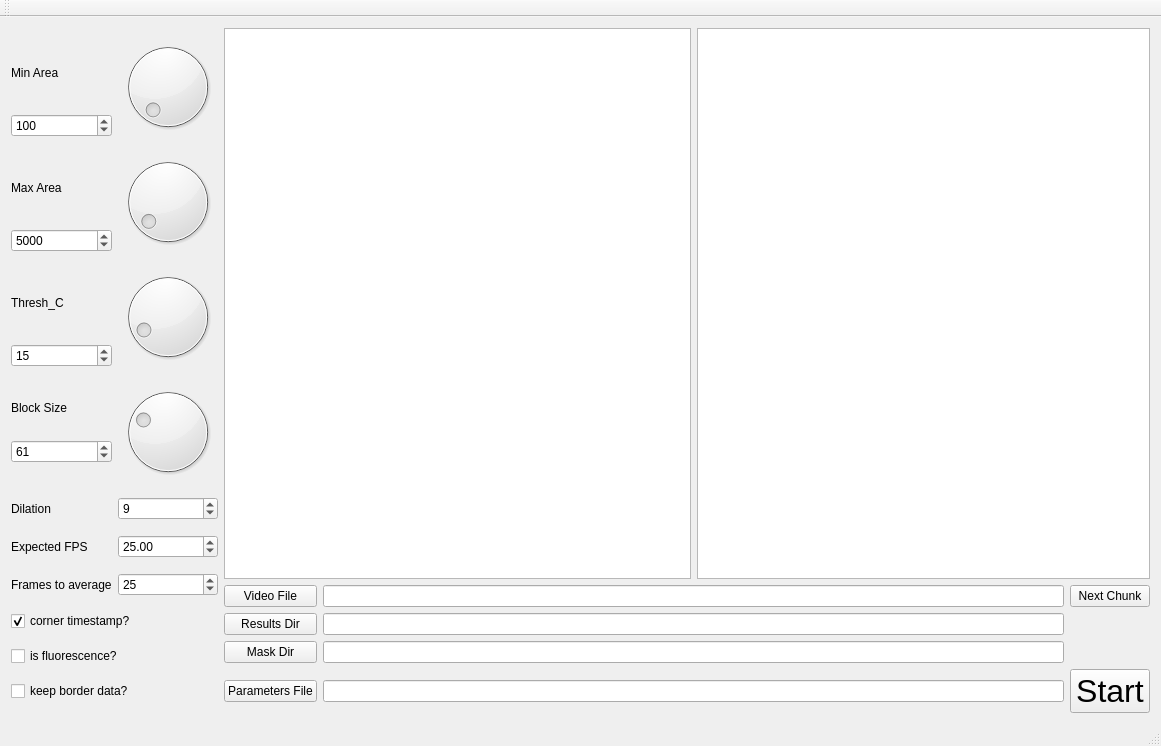
The window that MWTracker/GUI_Qt5/QtDesignerFiles/GetMaskParams.ui (ver228/tierpsy-tracker) describes before a commit, drawn with Qt 5.
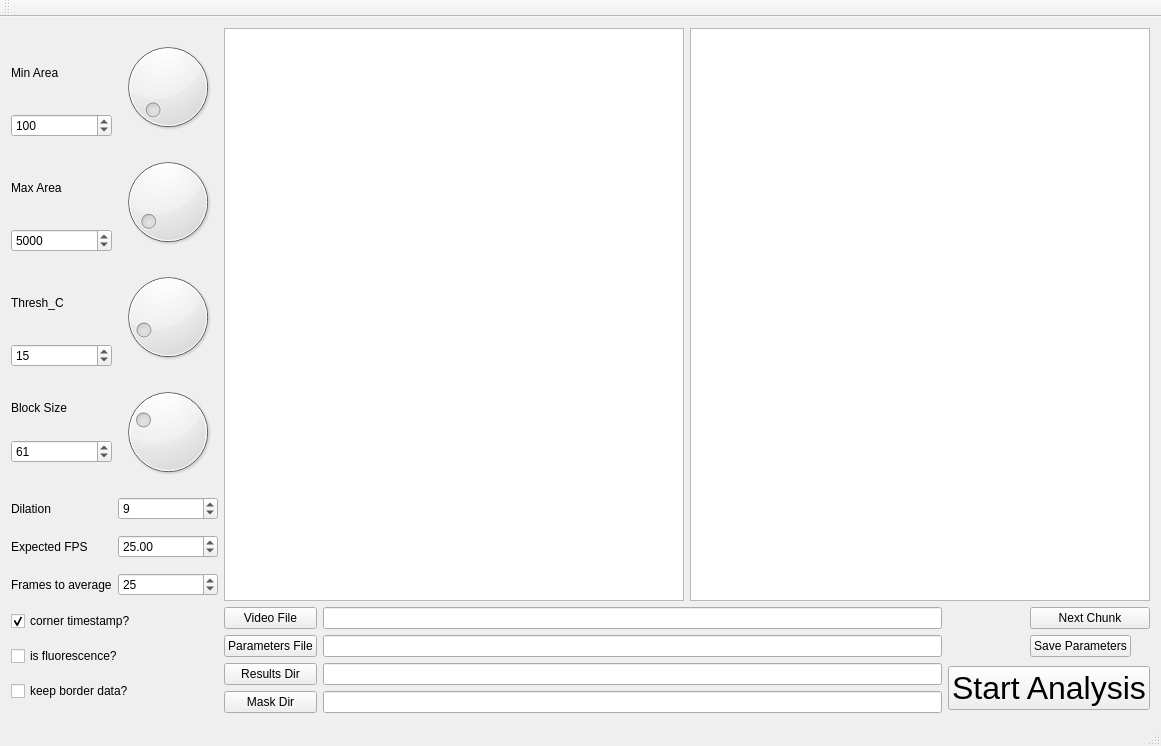
The same window after the commit.

```diff
--- a/MWTracker/GUI_Qt5/QtDesignerFiles/GetMaskParams.ui
+++ b/MWTracker/GUI_Qt5/QtDesignerFiles/GetMaskParams.ui
@@ -15,109 +15,7 @@
   </property>
   <widget class="QWidget" name="centralWidget">
    <layout class="QGridLayout" name="gridLayout">
-    <item row="14" column="2">
-     <widget class="QPushButton" name="pushButton_paramFile">
-      <property name="sizePolicy">
-       <sizepolicy hsizetype="Maximum" vsizetype="Fixed">
-        <horstretch>0</horstretch>
-        <verstretch>0</verstretch>
-       </sizepolicy>
-      </property>
-      <property name="text">
-       <string>Parameters File</string>
-      </property>
-     </widget>
-    </item>
-    <item row="13" column="2">
-     <widget class="QPushButton" name="pushButton_mask">
-      <property name="sizePolicy">
-       <sizepolicy hsizetype="Preferred" vsizetype="Fixed">
-        <horstretch>0</horstretch>
-        <verstretch>0</verstretch>
-       </sizepolicy>
-      </property>
-      <property name="text">
-       <string>Mask Dir</string>
-      </property>
-     </widget>
-    </item>
-    <item row="12" column="2">
-     <widget class="QPushButton" name="pushButton_results">
-      <property name="sizePolicy">
-       <sizepolicy hsizetype="Preferred" vsizetype="Fixed">
-        <horstretch>0</horstretch>
-        <verstretch>0</verstretch>
-       </sizepolicy>
-      </property>
-      <property name="text">
-       <string>Results Dir</string>
-      </property>
-     </widget>
-    </item>
-    <item row="11" column="2">
-     <widget class="QPushButton" name="pushButton_video">
-      <property name="sizePolicy">
-       <sizepolicy hsizetype="Preferred" vsizetype="Fixed">
-        <horstretch>0</horstretch>
-        <verstretch>0</verstretch>
-       </sizepolicy>
-      </property>
-      <property name="text">
-       <string>Video File</string>
-      </property>
-     </widget>
-    </item>
-    <item row="14" column="5">
-     <widget class="QPushButton" name="pushButton_start">
-      <property name="font">
-       <font>
-        <pointsize>24</pointsize>
-       </font>
-      </property>
-      <property name="mouseTracking">
-       <bool>false</bool>
-      </property>
-      <property name="autoFillBackground">
-       <bool>false</bool>
-      </property>
-      <property name="text">
-       <string>Start</string>
-      </property>
-      <property name="checkable">
-       <bool>false</bool>
-      </property>
-     </widget>
-    </item>
-    <item row="11" column="5">
-     <widget class="QPushButton" name="pushButton_next">
-      <property name="sizePolicy">
-       <sizepolicy hsizetype="Maximum" vsizetype="Fixed">
-        <horstretch>0</horstretch>
-        <verstretch>0</verstretch>
-       </sizepolicy>
-      </property>
-      <property name="text">
-       <string>Next Chunk</string>
-      </property>
-     </widget>
-    </item>
-    <item row="11" column="3" colspan="2">
-     <widget class="QLineEdit" name="lineEdit_video"/>
-    </item>
-    <item row="12" column="3" colspan="2">
-     <widget class="QLineEdit" name="lineEdit_results"/>
-    </item>
-    <item row="13" column="3" colspan="2">
-     <widget class="QLineEdit" name="lineEdit_mask">
-      <property name="readOnly">
-       <bool>true</bool>
-      </property>
-     </widget>
-    </item>
-    <item row="14" column="3" colspan="2">
-     <widget class="QLineEdit" name="lineEdit_paramFile"/>
-    </item>
-    <item row="3" column="0" rowspan="12">
+    <item row="3" column="0" rowspan="17">
      <layout class="QGridLayout" name="gridLayout_3">
       <item row="10" column="0" colspan="2">
        <widget class="QCheckBox" name="checkBox_keepBorderData">
@@ -380,44 +278,185 @@
       </item>
      </layout>
     </item>
-    <item row="3" column="4" rowspan="8" colspan="2">
-     <widget class="QGraphicsView" name="graphicsView_mask">
+    <item row="19" column="3" colspan="3">
+     <widget class="QLineEdit" name="lineEdit_mask">
+      <property name="readOnly">
+       <bool>true</bool>
+      </property>
+     </widget>
+    </item>
+    <item row="18" column="2">
+     <widget class="QPushButton" name="pushButton_results">
       <property name="sizePolicy">
-       <sizepolicy hsizetype="Minimum" vsizetype="Expanding">
+       <sizepolicy hsizetype="Preferred" vsizetype="Fixed">
         <horstretch>0</horstretch>
         <verstretch>0</verstretch>
        </sizepolicy>
       </property>
-      <property name="dragMode">
-       <enum>QGraphicsView::ScrollHandDrag</enum>
+      <property name="text">
+       <string>Results Dir</string>
       </property>
-      <property name="transformationAnchor">
-       <enum>QGraphicsView::AnchorUnderMouse</enum>
+     </widget>
+    </item>
+    <item row="18" column="3" colspan="3">
+     <widget class="QLineEdit" name="lineEdit_results"/>
+    </item>
+    <item row="19" column="2">
+     <widget class="QPushButton" name="pushButton_mask">
+      <property name="sizePolicy">
+       <sizepolicy hsizetype="Preferred" vsizetype="Fixed">
+        <horstretch>0</horstretch>
+        <verstretch>0</verstretch>
+       </sizepolicy>
       </property>
-      <property name="resizeAnchor">
-       <enum>QGraphicsView::AnchorViewCenter</enum>
+      <property name="text">
+       <string>Mask Dir</string>
       </property>
      </widget>
     </item>
-    <item row="3" column="2" rowspan="8" colspan="2">
-     <widget class="QGraphicsView" name="graphicsView_full">
+    <item row="17" column="2">
+     <widget class="QPushButton" name="pushButton_paramFile">
       <property name="sizePolicy">
-       <sizepolicy hsizetype="Minimum" vsizetype="Expanding">
+       <sizepolicy hsizetype="Maximum" vsizetype="Fixed">
         <horstretch>0</horstretch>
         <verstretch>0</verstretch>
        </sizepolicy>
       </property>
-      <property name="dragMode">
-       <enum>QGraphicsView::ScrollHandDrag</enum>
+      <property name="text">
+       <string>Parameters File</string>
       </property>
-      <property name="transformationAnchor">
-       <enum>QGraphicsView::AnchorUnderMouse</enum>
+     </widget>
+    </item>
+    <item row="17" column="3" colspan="3">
+     <widget class="QLineEdit" name="lineEdit_paramFile"/>
+    </item>
+    <item row="16" column="2">
+     <widget class="QPushButton" name="pushButton_video">
+      <property name="sizePolicy">
+       <sizepolicy hsizetype="Preferred" vsizetype="Fixed">
+        <horstretch>0</horstretch>
+        <verstretch>0</verstretch>
+       </sizepolicy>
       </property>
-      <property name="resizeAnchor">
-       <enum>QGraphicsView::AnchorViewCenter</enum>
+      <property name="text">
+       <string>Video File</string>
       </property>
      </widget>
     </item>
+    <item row="16" column="6">
+     <spacer name="horizontalSpacer">
+      <property name="orientation">
+       <enum>Qt::Horizontal</enum>
+      </property>
+      <property name="sizeType">
+       <enum>QSizePolicy::Maximum</enum>
+      </property>
+      <property name="sizeHint" stdset="0">
+       <size>
+        <width>40</width>
+        <height>20</height>
+       </size>
+      </property>
+     </spacer>
+    </item>
+    <item row="16" column="3" colspan="3">
+     <widget class="QLineEdit" name="lineEdit_video"/>
+    </item>
+    <item row="17" column="7">
+     <widget class="QPushButton" name="pushButton_saveParam">
+      <property name="sizePolicy">
+       <sizepolicy hsizetype="Maximum" vsizetype="Fixed">
+        <horstretch>0</horstretch>
+        <verstretch>0</verstretch>
+       </sizepolicy>
+      </property>
+      <property name="text">
+       <string>Save Parameters</string>
+      </property>
+     </widget>
+    </item>
+    <item row="16" column="7">
+     <widget class="QPushButton" name="pushButton_next">
+      <property name="sizePolicy">
+       <sizepolicy hsizetype="Preferred" vsizetype="Fixed">
+        <horstretch>0</horstretch>
+        <verstretch>0</verstretch>
+       </sizepolicy>
+      </property>
+      <property name="text">
+       <string>Next Chunk</string>
+      </property>
+     </widget>
+    </item>
+    <item row="18" column="6" rowspan="2" colspan="2">
+     <widget class="QPushButton" name="pushButton_start">
+      <property name="sizePolicy">
+       <sizepolicy hsizetype="Maximum" vsizetype="Fixed">
+        <horstretch>0</horstretch>
+        <verstretch>0</verstretch>
+       </sizepolicy>
+      </property>
+      <property name="font">
+       <font>
+        <pointsize>24</pointsize>
+       </font>
+      </property>
+      <property name="mouseTracking">
+       <bool>false</bool>
+      </property>
+      <property name="autoFillBackground">
+       <bool>false</bool>
+      </property>
+      <property name="text">
+       <string>Start Analysis</string>
+      </property>
+      <property name="checkable">
+       <bool>false</bool>
+      </property>
+     </widget>
+    </item>
+    <item row="3" column="2" rowspan="13" colspan="6">
+     <layout class="QHBoxLayout" name="horizontalLayout_2">
+      <item>
+       <widget class="QGraphicsView" name="graphicsView_full">
+        <property name="sizePolicy">
+         <sizepolicy hsizetype="Minimum" vsizetype="Expanding">
+          <horstretch>0</horstretch>
+          <verstretch>0</verstretch>
+         </sizepolicy>
+        </property>
+        <property name="dragMode">
+         <enum>QGraphicsView::ScrollHandDrag</enum>
+        </property>
+        <property name="transformationAnchor">
+         <enum>QGraphicsView::AnchorUnderMouse</enum>
+        </property>
+        <property name="resizeAnchor">
+         <enum>QGraphicsView::AnchorViewCenter</enum>
+        </property>
+       </widget>
+      </item>
+      <item>
+       <widget class="QGraphicsView" name="graphicsView_mask">
+        <property name="sizePolicy">
+         <sizepolicy hsizetype="Minimum" vsizetype="Expanding">
+          <horstretch>0</horstretch>
+          <verstretch>0</verstretch>
+         </sizepolicy>
+        </property>
+        <property name="dragMode">
+         <enum>QGraphicsView::ScrollHandDrag</enum>
+        </property>
+        <property name="transformationAnchor">
+         <enum>QGraphicsView::AnchorUnderMouse</enum>
+        </property>
+        <property name="resizeAnchor">
+         <enum>QGraphicsView::AnchorViewCenter</enum>
+        </property>
+       </widget>
+      </item>
+     </layout>
+    </item>
    </layout>
   </widget>
   <widget class="QMenuBar" name="menuBar">
```
